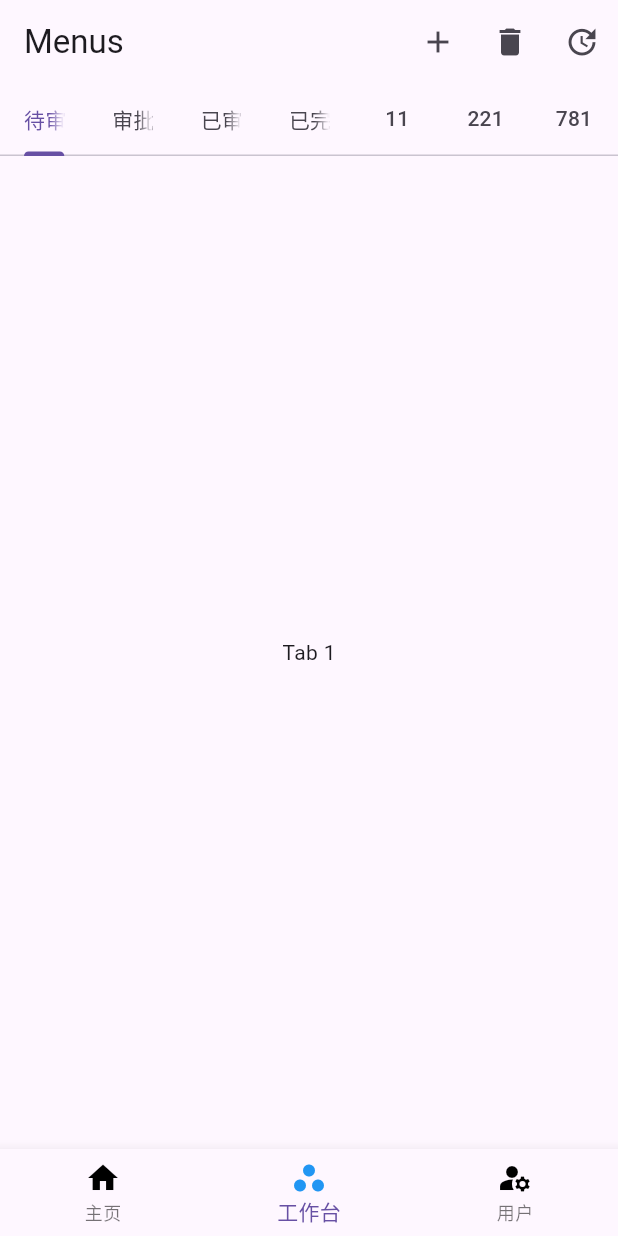
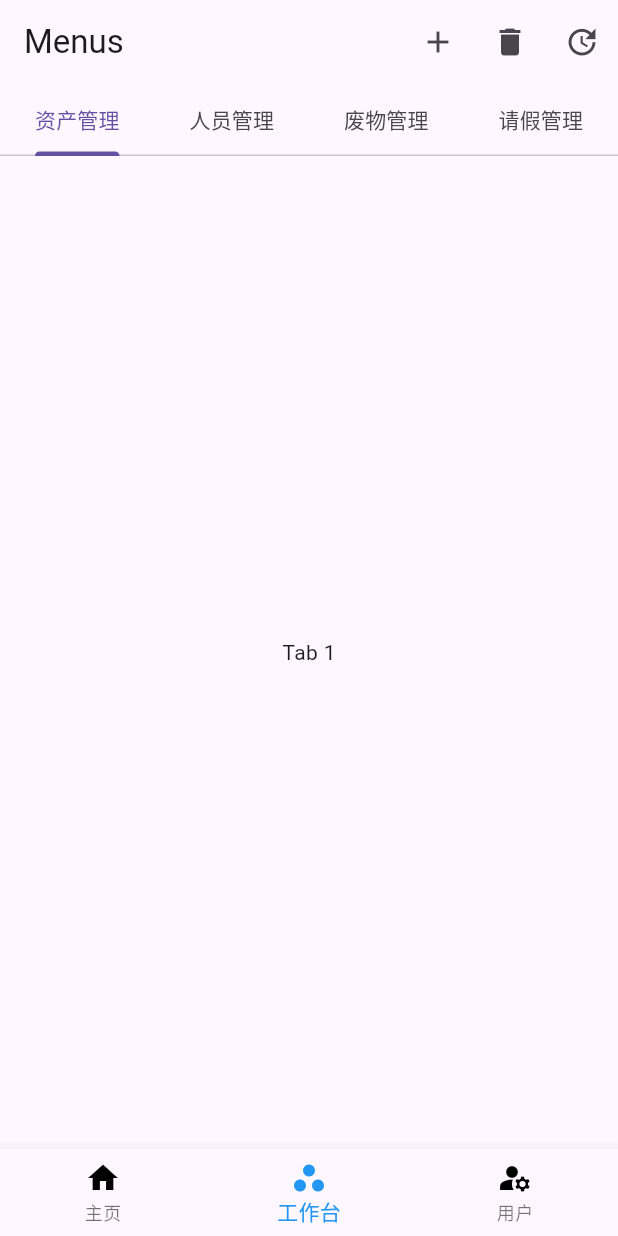
Before and after one commit to wu-yiqiang/eams_app, a Flutter app: the screen it shows after launch, item 2 of the bottom bar chosen, on a phone screen of 412 x 824 dp. Run offline on Flutter 3.47's test engine with Material 3 defaults, Android fonts, the phone set to English and light mode, and no system bars; our stand-ins replace card_swiper, get.

Commit message:
优化界面

```diff
--- a/lib/views/tabs/tabs.dart
+++ b/lib/views/tabs/tabs.dart
@@ -38,8 +38,8 @@ class TabsPage extends StatelessWidget {
         () => BottomNavigationBar(
           items: barItems,
           currentIndex: tabsController.currentIndex.toInt(),
+          selectedItemColor: Colors.blue,
           onTap: (index) {
-            print("sdsds$index");
             tabsController.setCurrent(index);
           },
         ),
--- a/lib/views/workbench/workbench.dart
+++ b/lib/views/workbench/workbench.dart
@@ -5,13 +5,10 @@ class WorkbenchPage extends StatelessWidget {
   @override
   Widget build(BuildContext context) {
     final List<Tab> myTabs = <Tab>[
-      Tab(text: '待审批'),
-      Tab(text: '审批中'),
-      Tab(text: '已审批'),
-      Tab(text: '已完成'),
-      Tab(text: '11'),
-      Tab(text: '221'),
-      Tab(text: '781'),
+      Tab(text: '资产管理'),
+      Tab(text: '人员管理'),
+      Tab(text: '废物管理'),
+      Tab(text: '请假管理'),
     ];
     return DefaultTabController(
       length: myTabs.length,
@@ -32,9 +29,6 @@ class WorkbenchPage extends StatelessWidget {
               Center(child: Text('Tab 2')),
               Center(child: Text('Tab 3')),
               Center(child: Text('Tab 4')),
-              Center(child: Text('萨达')),
-              Center(child: Text('萨达111')),
-              Center(child: Text('萨达222')),
             ],
           ),
         ),
```
Also changed, not shown: lib/views/home/home.dart (+13 -2 lines).
